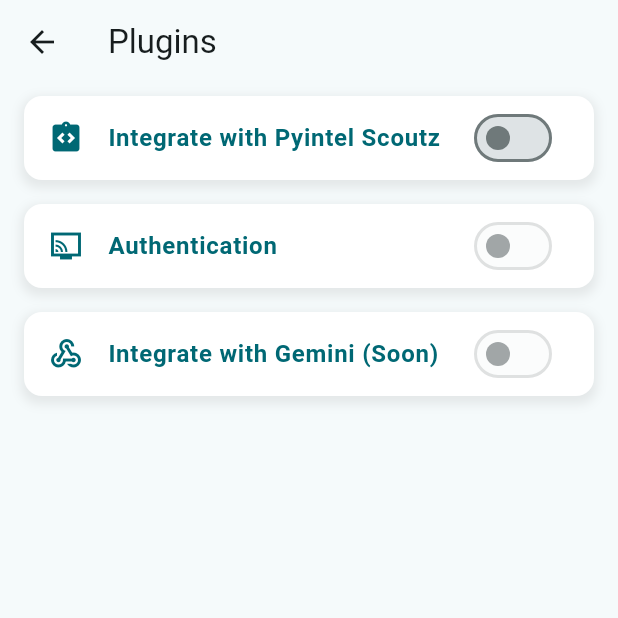
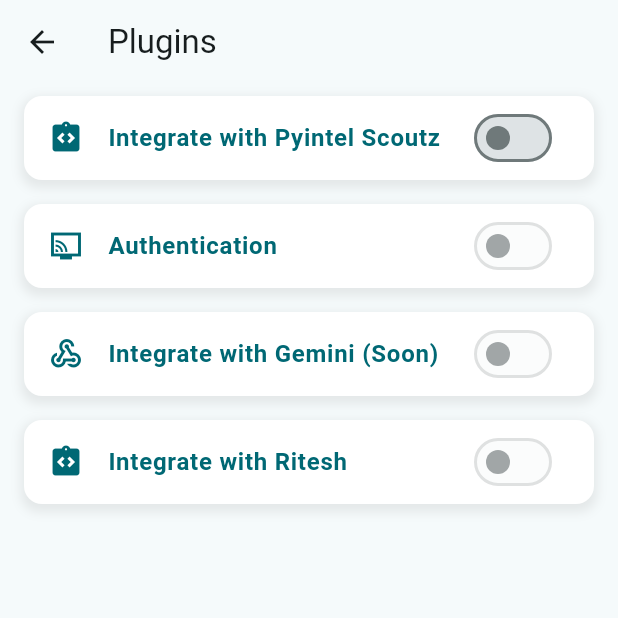
Before and after one commit to riteshrajas/Scout-Ops-Android, a Flutter app: the screen it shows after launch, after a tap on the "extension" icon, on a phone screen of 412 x 824 dp, the top half of it. Run offline on Flutter 3.47's test engine with Material 3 defaults, Android fonts, the phone set to English and light mode, and no system bars; our stand-ins replace carousel_slider, dotted_border, flutter_rating_bar, google_fonts, hive, hive_flutter and 4 more; missing offline and left inert: qr_code_scanner; accounts and stored records are empty.

```diff
--- a/lib/Match_Pages/match.dart
+++ b/lib/Match_Pages/match.dart
@@ -1,5 +1,3 @@
-import 'dart:ffi';
-
 import 'package:flutter/material.dart';
 
 import '../Experiment/ExpStateManager.dart';
--- a/lib/Match_Pages/match_Selection.dart
+++ b/lib/Match_Pages/match_Selection.dart
@@ -1,7 +1,6 @@
 import 'dart:convert';
 import 'package:flutter/material.dart';
 
-import '../Experiment/ExpStateManager.dart';
 import '../components/DataBase.dart';
 import 'match.dart';
 
--- a/lib/Match_Pages/match_page.dart
+++ b/lib/Match_Pages/match_page.dart
@@ -8,11 +8,8 @@
 import 'package:hive/hive.dart';
 import 'package:http/http.dart' as http;
 import 'package:path_provider/path_provider.dart';
-import 'package:scouting_app/components/TeamInfo.dart';
 
 import '../Plugins/plugins.dart';
-import '../References.dart';
-import '../components/Animator/GridPainter.dart';
 import '../components/DataBase.dart';
 import '../components/nav.dart';
 import 'match.dart';
--- a/lib/Pit_Recorder/CheckLists.dart
+++ b/lib/Pit_Recorder/CheckLists.dart
@@ -1,6 +1,5 @@
 import 'package:flutter/material.dart';
 import 'package:hive/hive.dart';
-import '../components/TeamInfo.dart';
 import 'Pit_Recorder.dart';
 
 class Checklists extends StatefulWidget {
--- a/lib/Plugins/plugins.dart
+++ b/lib/Plugins/plugins.dart
@@ -16,10 +16,12 @@
   bool intergrateWithPyintelScoutz = false;
   bool geminiIntergerations = false;
   bool auth0Intergerations = false;
+  bool intergrateWithRitesh = false;
 
   bool intergrateWithPyintelScoutz_expanded = false;
   bool geminiIntergerations_expanded = false;
   bool auth0Intergerations_expanded = false;
+  bool intergrateWithRitesh_expanded = false;
 
   @override
   void initState() {
@@ -32,11 +34,13 @@
       'intergrateWithPyintelScoutz',
       'geminiIntergerations',
       'auth0Intergerations',
+      'intergrateWithRitesh',
     ]);
     setState(() {
       intergrateWithPyintelScoutz = states['intergrateWithPyintelScoutz']!;
       geminiIntergerations = states['geminiIntergerations']!;
       auth0Intergerations = states['auth0Intergerations']!;
+      intergrateWithRitesh = states['intergrateWithRitesh']!;
     });
   }
 
@@ -45,6 +49,7 @@
       'intergrateWithPyintelScoutz': intergrateWithPyintelScoutz,
       'geminiIntergerations': geminiIntergerations,
       'auth0Intergerations': auth0Intergerations,
+      'intergrateWithRitesh': intergrateWithRitesh,
     });
   }
 
@@ -122,6 +127,27 @@
             },
             Expanded_Widget: Container(),
           ),
+          PluginTile(
+            title: "Integrate with Ritesh",
+            description: "description",
+            icon_Widget: Icons.integration_instructions,
+            expanded_Widget: intergrateWithRitesh_expanded,
+            value_trailing: intergrateWithRitesh,
+            enabled_trailing: false,
+            onToggle_Trailing: (bool value) {
+              setState(() {
+                intergrateWithRitesh = value;
+              });
+            },
+            onTap_Widget: () {
+              setState(() {
+                intergrateWithRitesh_expanded = !intergrateWithRitesh_expanded;
+                auth0Intergerations_expanded = false;
+                geminiIntergerations_expanded = false;
+              });
+            },
+            Expanded_Widget: Container(),
+          ),
         ],
       ),
     );
--- a/lib/components/QrGenerator.dart
+++ b/lib/components/QrGenerator.dart
@@ -1,5 +1,4 @@
 import 'dart:convert';
-import 'dart:math';
 
 import 'package:flutter/material.dart';
 import 'package:hive/hive.dart';
--- a/lib/components/TeamInfo.dart
+++ b/lib/components/TeamInfo.dart
@@ -1,7 +1,5 @@
 import 'package:flutter/material.dart';
 
-import '../Plugins/plugins.dart';
-import '../References.dart';
 
 class MatchInfo extends StatelessWidget {
   final String assignedTeam;
--- a/lib/home_page.dart
+++ b/lib/home_page.dart
@@ -1,9 +1,7 @@
 import 'package:flutter/cupertino.dart';
 import 'package:flutter/material.dart';
 import 'package:google_fonts/google_fonts.dart';
-import 'dart:math';
 
-import 'package:hive/hive.dart';
 import 'package:scouting_app/templateBuilder/builder.dart';
 
 import 'Experiment/ExpStateManager.dart';
--- a/lib/main.dart
+++ b/lib/main.dart
@@ -8,7 +8,6 @@
 import 'Match_Pages/match_page.dart';
 import 'Match_Pages/settings_page.dart';
 import 'home_page.dart';
-import 'TemplateEngine/Engine.dart';
 import 'model/widget_data.dart';
 
 const Color themeColor = Color.fromARGB(255, 255, 255, 255);
--- a/lib/templateBuilder/builder.dart
+++ b/lib/templateBuilder/builder.dart
@@ -1,8 +1,4 @@
 import 'package:flutter/material.dart';
-import 'builder.dart';
-import 'Auton.dart';
-import 'tele_operated.dart';
-import 'Endgame.dart';
 
 class TemplateBuilder extends StatefulWidget {
   const TemplateBuilder({super.key});
```
Also changed, not shown: 1 other file.
